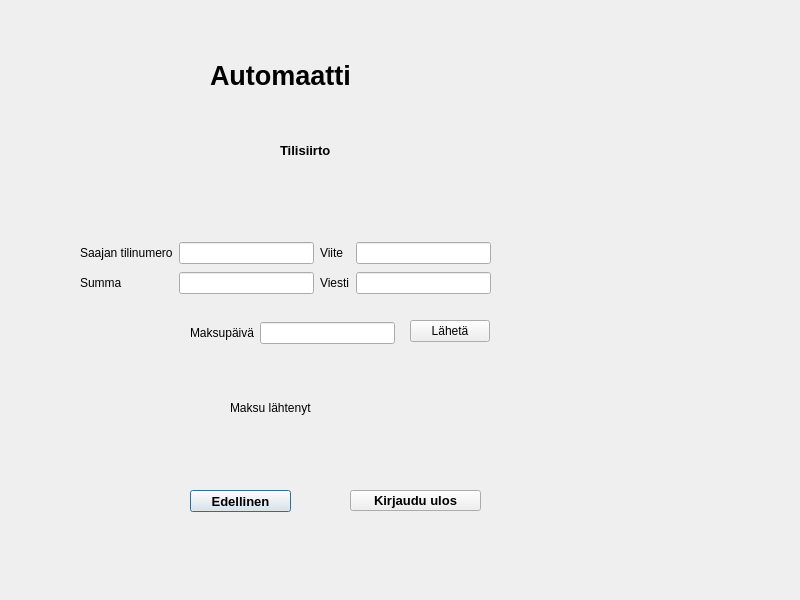
The window that qt_frontend/ATM/tilisiirto.ui (ssaukkonen/BankSimul_ryhma_31) describes before a commit, drawn with Qt 5.
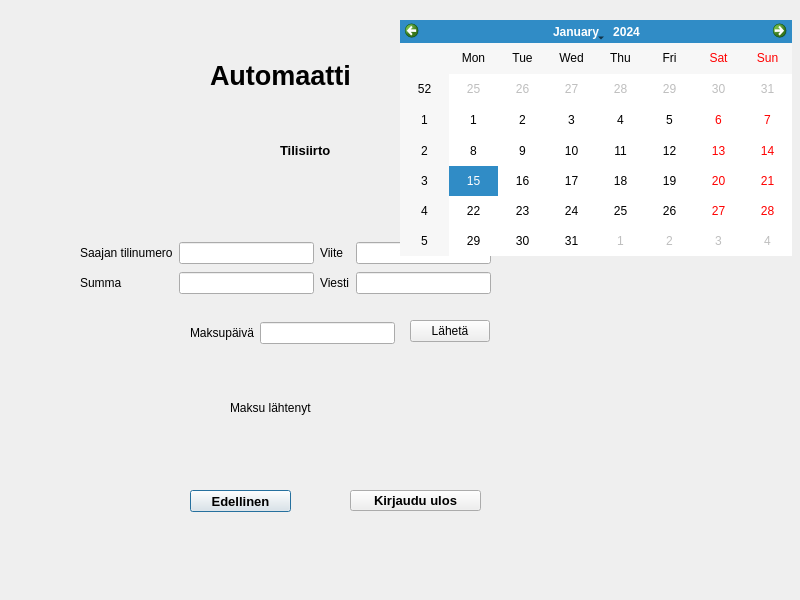
The same window after the commit.

```diff
--- a/qt_frontend/ATM/tilisiirto.ui
+++ b/qt_frontend/ATM/tilisiirto.ui
@@ -119,7 +119,7 @@
     <string>Lähetä</string>
    </property>
   </widget>
-  <widget class="QWidget" name="">
+  <widget class="QWidget" name="layoutWidget">
    <property name="geometry">
     <rect>
      <x>80</x>
@@ -175,7 +175,7 @@
     </item>
    </layout>
   </widget>
-  <widget class="QWidget" name="">
+  <widget class="QWidget" name="layoutWidget">
    <property name="geometry">
     <rect>
      <x>190</x>
@@ -197,6 +197,19 @@
     </item>
    </layout>
   </widget>
+  <widget class="QCalendarWidget" name="calendarWidget">
+   <property name="geometry">
+    <rect>
+     <x>400</x>
+     <y>20</y>
+     <width>392</width>
+     <height>236</height>
+    </rect>
+   </property>
+   <property name="gridVisible">
+    <bool>false</bool>
+   </property>
+  </widget>
  </widget>
  <resources/>
  <connections/>
```
